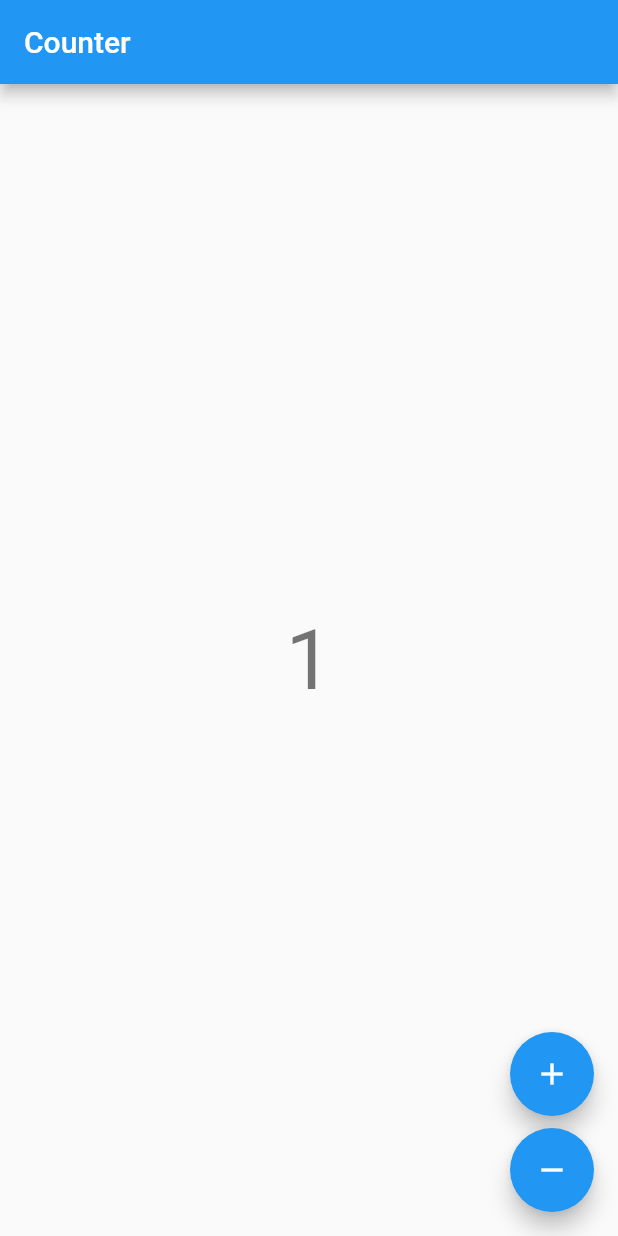
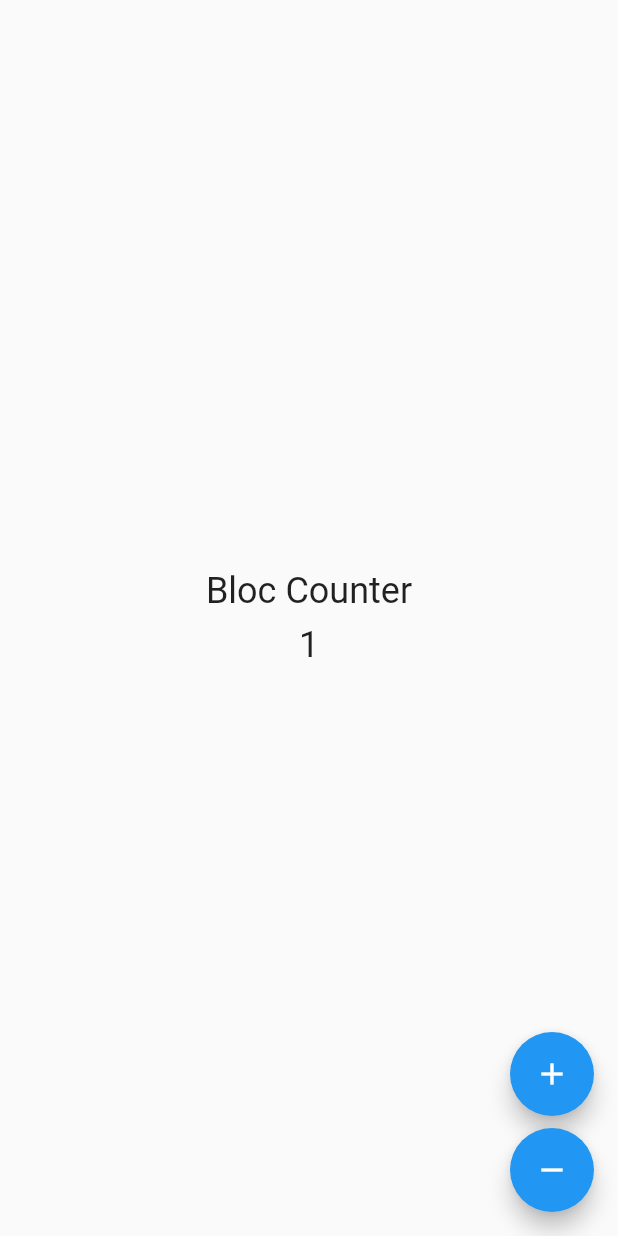
Before and after one commit to xenups/simple_cubit, a Flutter app: the screen it shows after launch, after a tap on the "add" icon, on a phone screen of 412 x 824 dp. Run offline on Flutter 3.47's test engine with Material 2 defaults, Android fonts, the phone set to English and light mode, and no system bars; our stand-ins replace bloc, flutter_bloc.

Commit message:
bloc added

```diff
--- /dev/null
+++ b/lib/bloc/counter_bloc.dart
@@ -0,0 +1,20 @@
+import 'package:bloc/bloc.dart';
+
+enum CounterEvents { increment, decrement }
+
+class CounterBloc extends Bloc<CounterEvents, int> {
+  CounterBloc() : super(0);
+
+  @override
+  Stream<int> mapEventToState(CounterEvents events) async* {
+    // TODO: implement mapEventToState
+    switch (events) {
+      case CounterEvents.increment:
+        yield state + 1;
+        break;
+      case CounterEvents.decrement:
+        yield state - 1;
+        break;
+    }
+  }
+}
--- a/lib/counter/view/counter_page.dart
+++ /dev/null
@@ -1,16 +0,0 @@
-import 'package:bloc_cubit_app/counter/cubit/counter_cubit.dart';
-import 'package:flutter/material.dart';
-import 'package:flutter_bloc/flutter_bloc.dart';
-import 'counter_view.dart';
-
-class CounterPage extends StatelessWidget {
-  const CounterPage({Key key}) : super(key: key);
-
-  @override
-  Widget build(BuildContext context) {
-    return BlocProvider(
-      create: (_) => CounterCubit(),
-      child: CounterView(),
-    );
-  }
-}
--- a/lib/counter/view/counter_view.dart
+++ /dev/null
@@ -1,37 +0,0 @@
-import 'package:bloc_cubit_app/counter/cubit/counter_cubit.dart';
-import 'package:flutter/material.dart';
-import 'package:flutter_bloc/flutter_bloc.dart';
-
-class CounterView extends StatelessWidget {
-  @override
-  Widget build(BuildContext context) {
-    final textTheme = Theme.of(context).textTheme;
-    return Scaffold(
-      appBar: AppBar(title: const Text('Counter')),
-      body: Center(
-        child: BlocBuilder<CounterCubit, int>(
-          builder: (context, state) {
-            return Text('$state', style: textTheme.headline2);
-          },
-        ),
-      ),
-      floatingActionButton: Column(
-        mainAxisAlignment: MainAxisAlignment.end,
-        crossAxisAlignment: CrossAxisAlignment.end,
-        children: <Widget>[
-          FloatingActionButton(
-            key: const Key('counterView_increment_floatingActionButton'),
-            child: const Icon(Icons.add),
-            onPressed: () => context.read<CounterCubit>().increment(),
-          ),
-          const SizedBox(height: 8),
-          FloatingActionButton(
-            key: const Key('counterView_decrement_floatingActionButton'),
-            child: const Icon(Icons.remove),
-            onPressed: () => context.read<CounterCubit>().decrement(),
-          ),
-        ],
-      ),
-    );
-  }
-}
--- a/lib/main.dart
+++ b/lib/main.dart
@@ -1,5 +1,10 @@
+import 'package:bloc_cubit_app/view/counter_bloc_view.dart';
+import 'package:bloc_cubit_app/view/counter_cubit_view.dart';
 import 'package:flutter/material.dart';
-import 'counter/view/counter_page.dart';
+import 'package:flutter_bloc/flutter_bloc.dart';
+
+import 'bloc/counter_bloc.dart';
+import 'cubit/counter_cubit.dart';
 
 void main() {
   runApp(MyApp());
@@ -11,7 +16,25 @@ class MyApp extends StatelessWidget {
   Widget build(BuildContext context) {
     return MaterialApp(
       title: 'Flutter Demo',
-      home: CounterPage(),
+      home: CounterPageBloc(),
+      // home: CounterCubitPage(),
     );
   }
 }
+
+class CounterCubitPage extends StatelessWidget {
+  @override
+  Widget build(BuildContext context) {
+    return BlocProvider(create: (_) => CounterCubit(), child: CounterView());
+  }
+}
+
+class CounterPageBloc extends StatelessWidget {
+  @override
+  Widget build(BuildContext context) {
+    return BlocProvider(
+      create: (BuildContext context) => CounterBloc(),
+      child: CounterBlocView(),
+    );
+  }
+}
--- /dev/null
+++ b/lib/view/counter_bloc_view.dart
@@ -0,0 +1,49 @@
+import 'package:bloc_cubit_app/bloc/counter_bloc.dart';
+import 'package:flutter/material.dart';
+import 'package:flutter_bloc/flutter_bloc.dart';
+
+class CounterBlocView extends StatelessWidget {
+  @override
+  Widget build(BuildContext context) {
+    final _counterBloc = BlocProvider.of<CounterBloc>(context);
+    return Scaffold(
+      body: Center(
+        child: BlocBuilder<CounterBloc, int>(
+          builder: (context, state) {
+            return Column(
+              mainAxisAlignment: MainAxisAlignment.center,
+              crossAxisAlignment: CrossAxisAlignment.center,
+              children: [
+                Text(
+                  "Bloc Counter",
+                  style: (TextStyle(fontSize: 24)),
+                ),
+                SizedBox(height: 8.0,),
+                Text('$state', style: (TextStyle(fontSize: 24))),
+              ],
+            );
+          },
+        ),
+      ),
+      floatingActionButton: Column(
+        mainAxisAlignment: MainAxisAlignment.end,
+        crossAxisAlignment: CrossAxisAlignment.end,
+        children: [
+          FloatingActionButton(
+            child: const Icon(Icons.add),
+            onPressed: () {
+              _counterBloc.add(CounterEvents.increment);
+            },
+          ),
+          const SizedBox(height: 8),
+          FloatingActionButton(
+            onPressed: () {
+              _counterBloc.add(CounterEvents.decrement);
+            },
+            child: Icon(Icons.remove),
+          )
+        ],
+      ),
+    );
+  }
+}
```
Also changed, not shown: lib/cubit/counter_cubit.dart (renamed from lib/counter/cubit/counter_cubit.dart, +6 -2 lines), lib/view/counter_cubit_view.dart (added, +48 -0 lines).
